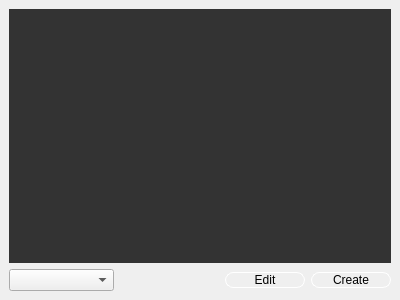
Old version of the form src/gui/forms/experimentdesigner.ui in the repository evoplex/evoplex.
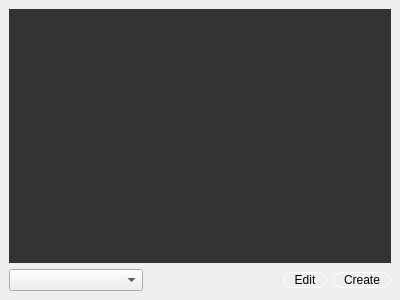
New version of the form.

Commit message: gui - cosmetic fixes (button size)

```diff
--- a/src/gui/forms/experimentdesigner.ui
+++ b/src/gui/forms/experimentdesigner.ui
@@ -90,17 +90,13 @@
       </item>
       <item>
        <widget class="QPushButton" name="bEdit">
-        <property name="minimumSize">
-         <size>
-          <width>80</width>
-          <height>0</height>
-         </size>
-        </property>
         <property name="styleSheet">
          <string notr="true">QPushButton  {
-	border: 1px solid white;
-    border-radius: 8px;
-    background-color: transparent;
+  border: 1px solid white;
+  border-radius: 8px;
+  background-color: transparent;
+  padding-left: 10px;
+  padding-right: 10px;
 }
 QPushButton::hover {
 	background-color: #4285f4;
@@ -119,17 +115,13 @@
           <verstretch>0</verstretch>
          </sizepolicy>
         </property>
-        <property name="minimumSize">
-         <size>
-          <width>80</width>
-          <height>0</height>
-         </size>
-        </property>
         <property name="styleSheet">
          <string notr="true">QPushButton  {
-	border: 1px solid white;
-    border-radius: 8px;
-    background-color: transparent;
+  border: 1px solid white;
+  border-radius: 8px;
+  background-color: transparent;
+  padding-left: 10px;
+  padding-right: 10px;
 }
 QPushButton::hover {
 	background-color: #4285f4;
```
Left out of the diff: 4 changed lines with no effect on the pictures. The commit also changes 3 other files.
